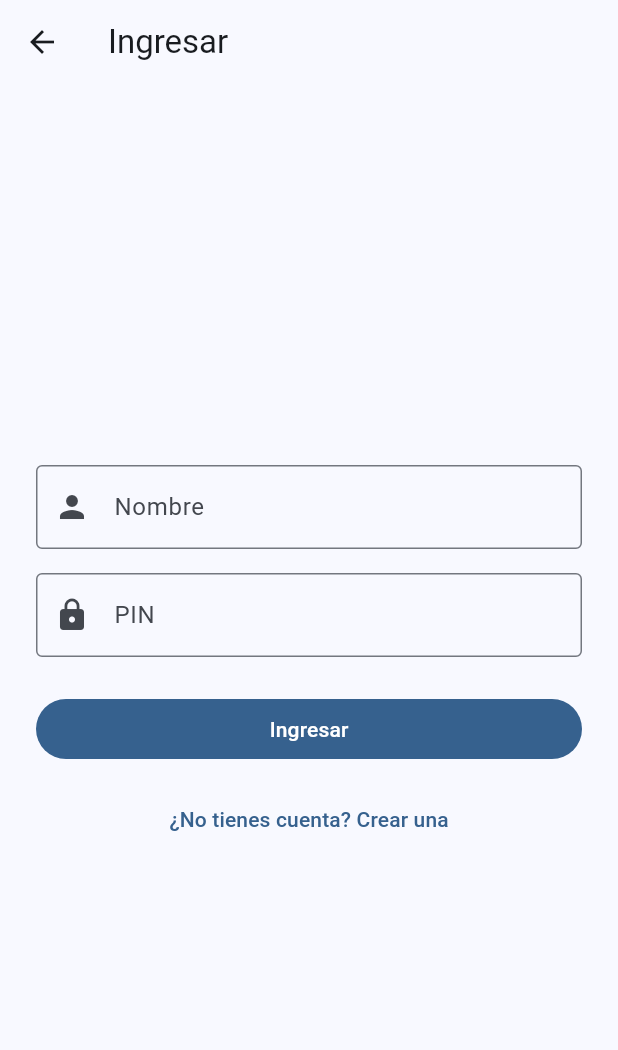
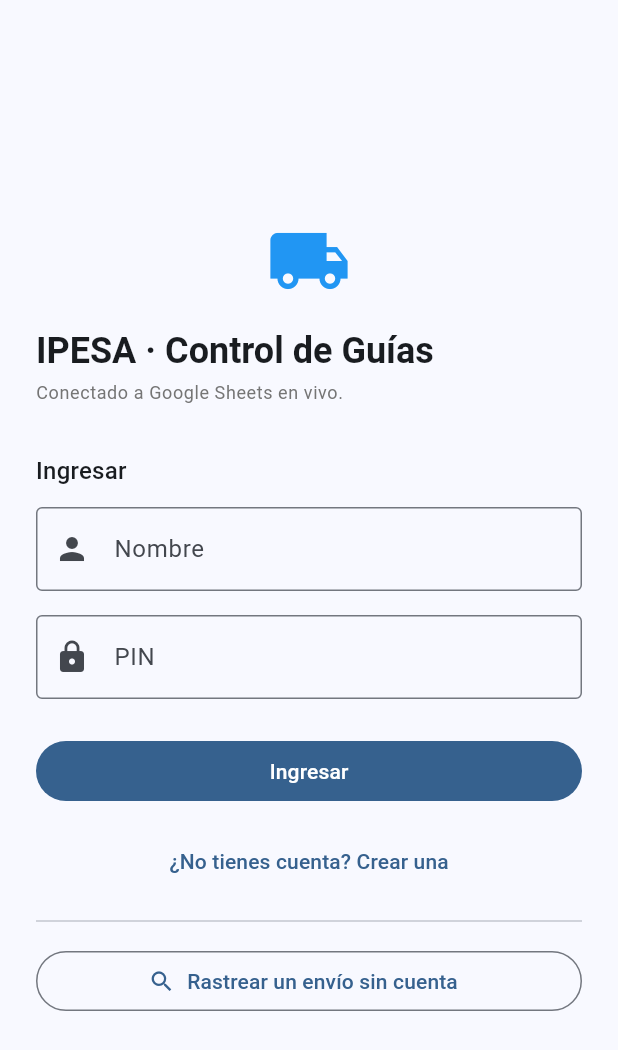
Before and after one commit to pierolupa/Proyectos-IPESA, a Flutter app: the LoginScreen screen opened directly, on a phone screen of 412 x 824 dp. Shown: the top 1050 px of the screen. Run offline on Flutter 3.47's test engine with Material 3 defaults, Android fonts, the phone set to English and light mode, and no system bars; network calls fail.

Commit message:
Make login the app's home screen
Removes the role-selection screen — LoginScreen (with its "Crear
cuenta" toggle) is now the first thing users see, matching the request
for a home view where people log in or self-register. The backend's
returned role decides which screen to open, not a pre-login selector.
Equipo Comercial now enters via a "Rastrear un envío sin cuenta" link
on the login screen instead of a separate tile.

Navigation fix: since LoginScreen is now the app's root route, the
push to TaskListScreen/AdminDashboardScreen had to change from
pushReplacement to push, so "Cerrar sesión" (popUntil isFirst) still
lands back on the login screen instead of becoming a no-op.

Co-Authored-By: Claude Sonnet 5 <noreply@anthropic.com>
Claude-Session: https://claude.ai/code/session_01QxgwD5UvA7fQf3opB6SeMe

```diff
--- a/app/lib/app.dart
+++ b/app/lib/app.dart
@@ -1,7 +1,7 @@
 import 'package:flutter/material.dart';
 import 'package:provider/provider.dart';
 
-import 'screens/role_selection_screen.dart';
+import 'screens/login_screen.dart';
 import 'state/app_state.dart';
 
 class IpesaGuiasApp extends StatelessWidget {
@@ -21,7 +21,7 @@ class IpesaGuiasApp extends StatelessWidget {
           colorScheme: ColorScheme.fromSeed(seedColor: Colors.blue),
           useMaterial3: true,
         ),
-        home: const RoleSelectionScreen(),
+        home: const LoginScreen(),
       ),
     );
   }
--- a/app/lib/screens/admin/admin_dashboard_screen.dart
+++ b/app/lib/screens/admin/admin_dashboard_screen.dart
@@ -37,7 +37,7 @@ class _AdminDashboardScreenState extends State<AdminDashboardScreen> {
                 : () => context.read<AppState>().cargarGuias(),
           ),
           IconButton(
-            tooltip: 'Cambiar rol',
+            tooltip: 'Cerrar sesión',
             icon: const Icon(Icons.logout),
             onPressed: () {
               context.read<AppState>().cerrarSesion();
--- a/app/lib/screens/login_screen.dart
+++ b/app/lib/screens/login_screen.dart
@@ -5,13 +5,16 @@ import '../models/rol_usuario.dart';
 import '../services/guias_api.dart';
 import '../state/app_state.dart';
 import 'admin/admin_dashboard_screen.dart';
+import 'tracking/public_tracking_screen.dart';
 import 'transportista/task_list_screen.dart';
 
-/// Login simple por nombre + PIN, con opción de auto-registro (ver
-/// backend/README.md — no es un mecanismo de autenticación real, es solo
-/// para pruebas del equipo). El auto-registro siempre crea la cuenta como
-/// Transportista; las cuentas de Administrador se dan de alta a mano en
-/// la hoja "Usuarios".
+/// Pantalla de inicio de la app: login simple por nombre + PIN, con
+/// opción de auto-registro (ver backend/README.md — no es un mecanismo
+/// de autenticación real, es solo para pruebas del equipo). El
+/// auto-registro siempre crea la cuenta como Transportista; las cuentas
+/// de Administrador se dan de alta a mano en la hoja "Usuarios". El
+/// rol con el que se entra lo decide el backend, no un selector previo.
+/// Equipo Comercial no necesita cuenta — entra por el link de abajo.
 class LoginScreen extends StatefulWidget {
   const LoginScreen({super.key});
 
@@ -53,9 +56,9 @@ class _LoginScreenState extends State<LoginScreen> {
       final destino = appState.rolActual == RolUsuario.administrador
           ? const AdminDashboardScreen()
           : const TaskListScreen();
-      Navigator.of(
-        context,
-      ).pushReplacement(MaterialPageRoute(builder: (_) => destino));
+      // push (no pushReplacement): LoginScreen es la ruta raíz de la app,
+      // y "Cambiar rol"/logout hace popUntil(isFirst) para volver a ella.
+      Navigator.of(context).push(MaterialPageRoute(builder: (_) => destino));
     } on ApiException catch (e) {
       setState(() => _error = e.mensaje);
     } catch (e) {
@@ -65,18 +68,49 @@ class _LoginScreenState extends State<LoginScreen> {
     }
   }
 
+  void _irARastreo() {
+    context.read<AppState>().entrarComoComercial();
+    Navigator.of(
+      context,
+    ).push(MaterialPageRoute(builder: (_) => const PublicTrackingScreen()));
+  }
+
   @override
   Widget build(BuildContext context) {
     return Scaffold(
-      appBar: AppBar(
-        title: Text(_modoRegistro ? 'Crear cuenta' : 'Ingresar'),
-      ),
-      body: Padding(
+      body: SafeArea(
+        child: Center(
+          child: SingleChildScrollView(
             padding: const EdgeInsets.all(24),
+            child: ConstrainedBox(
+              constraints: const BoxConstraints(maxWidth: 420),
               child: Column(
                 crossAxisAlignment: CrossAxisAlignment.stretch,
-          mainAxisAlignment: MainAxisAlignment.center,
                 children: [
+                  const Icon(
+                    Icons.local_shipping,
+                    size: 56,
+                    color: Colors.blue,
+                  ),
+                  const SizedBox(height: 16),
+                  Text(
+                    'IPESA · Control de Guías',
+                    style: Theme.of(context).textTheme.headlineSmall
+                        ?.copyWith(fontWeight: FontWeight.bold),
+                  ),
+                  const SizedBox(height: 4),
+                  Text(
+                    'Conectado a Google Sheets en vivo.',
+                    style: Theme.of(context).textTheme.bodySmall?.copyWith(
+                      color: Colors.grey[600],
+                    ),
+                  ),
+                  const SizedBox(height: 32),
+                  Text(
+                    _modoRegistro ? 'Crear cuenta' : 'Ingresar',
+                    style: Theme.of(context).textTheme.titleMedium,
+                  ),
+                  const SizedBox(height: 12),
                   TextField(
                     controller: _nombreController,
                     textCapitalization: TextCapitalization.words,
@@ -105,9 +139,9 @@ class _LoginScreenState extends State<LoginScreen> {
                   if (_modoRegistro) ...[
                     const SizedBox(height: 8),
                     Text(
-                'La cuenta se crea como Transportista. Si necesitas acceso '
-                'de Administrador, pídeselo a quien administra la hoja de '
-                'guías.',
+                      'La cuenta se crea como Transportista. Si necesitas '
+                      'acceso de Administrador, pídeselo a quien administra '
+                      'la hoja de guías.',
                       style: TextStyle(fontSize: 12, color: Colors.grey[600]),
                     ),
                   ],
@@ -140,7 +174,16 @@ class _LoginScreenState extends State<LoginScreen> {
                           : '¿No tienes cuenta? Crear una',
                     ),
                   ),
+                  const Divider(height: 32),
+                  OutlinedButton.icon(
+                    onPressed: _enviando ? null : _irARastreo,
+                    icon: const Icon(Icons.search),
+                    label: const Text('Rastrear un envío sin cuenta'),
+                  ),
                 ],
+              ),
+            ),
+          ),
         ),
       ),
     );
--- a/app/lib/screens/transportista/task_list_screen.dart
+++ b/app/lib/screens/transportista/task_list_screen.dart
@@ -27,7 +27,7 @@ class TaskListScreen extends StatelessWidget {
                 : () => context.read<AppState>().cargarGuias(),
           ),
           IconButton(
-            tooltip: 'Cambiar rol',
+            tooltip: 'Cerrar sesión',
             icon: const Icon(Icons.logout),
             onPressed: () {
               context.read<AppState>().cerrarSesion();
```
Also changed, not shown: app/lib/screens/role_selection_screen.dart (deleted, +0 -100 lines), 2 other files. Lines whose indentation alone changed are shown as unchanged.
